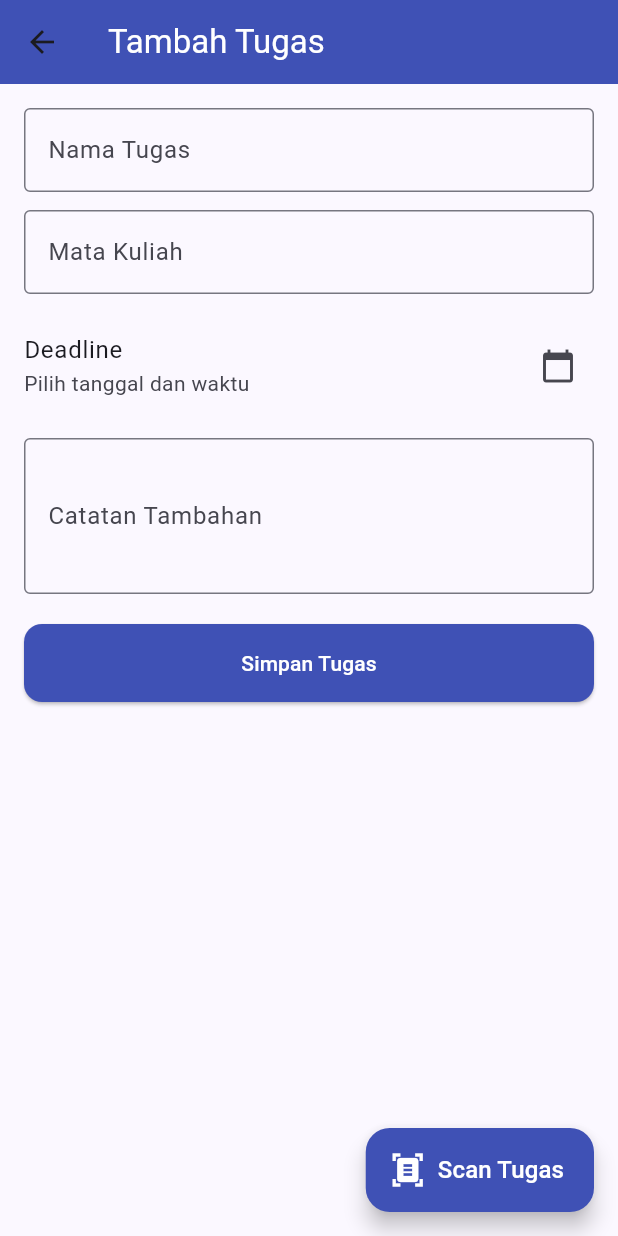
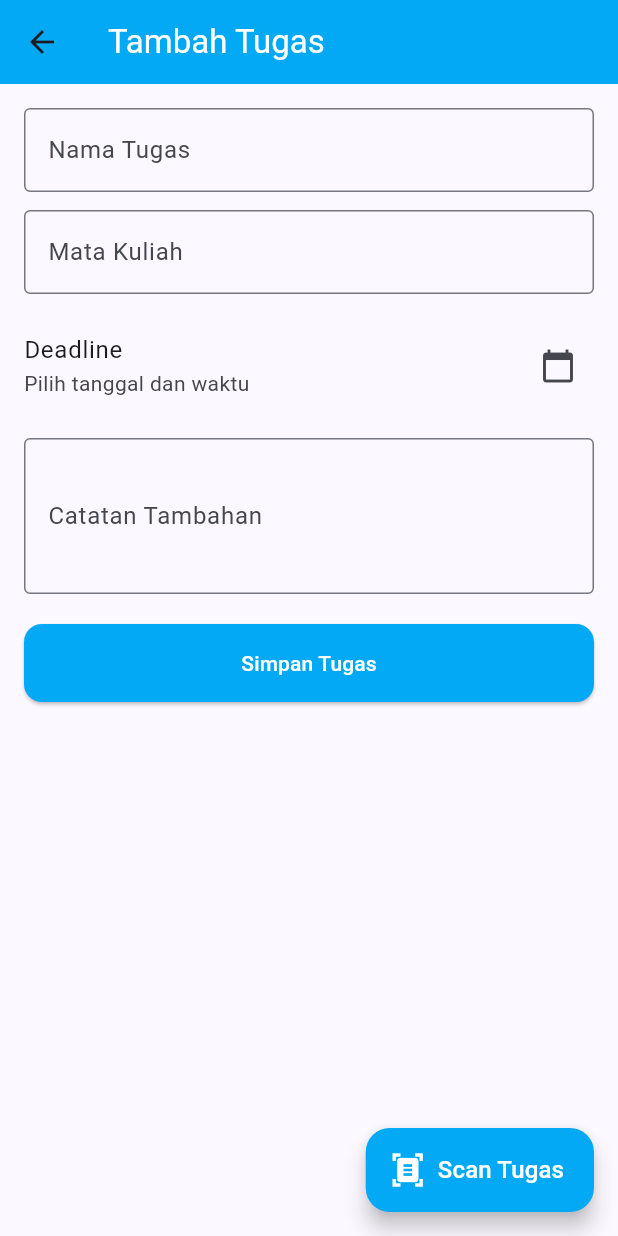
Before and after one commit to Devanhahaha/Tugas-Besar, a Flutter app: the HomeScreen screen opened directly, after a tap on "Tambah Tugas", on a phone screen of 412 x 824 dp. Run offline on Flutter 3.47's test engine with Material 3 defaults, Android fonts, the light colour scheme and no system bars; our stand-ins replace camera, flutter_local_notifications, image_picker, permission_handler, shared_preferences, sqflite and 2 more; missing offline and left inert: google_mlkit_text_recognition; accounts and stored records are empty.

Commit message:
ubah warna lightblue

```diff
--- a/lib/screens/add_edit_task_screen.dart
+++ b/lib/screens/add_edit_task_screen.dart
@@ -189,7 +189,7 @@ Future<void> _loadUser() async {
       appBar: AppBar(
         title: Text(isEdit ? 'Edit Tugas' : 'Tambah Tugas',
             style: TextStyle(color: Colors.white)),
-        backgroundColor: Colors.indigo,
+        backgroundColor: Colors.lightBlue,
         actions: isEdit
             ? [
                 IconButton(
@@ -250,7 +250,7 @@ Future<void> _loadUser() async {
               ElevatedButton(
                 onPressed: _saveTask,
                 style: ElevatedButton.styleFrom(
-                  backgroundColor: Colors.indigo,
+                  backgroundColor: Colors.lightBlue,
                   shape: RoundedRectangleBorder(
                       borderRadius: BorderRadius.circular(12)),
                   padding: const EdgeInsets.symmetric(vertical: 16),
@@ -271,7 +271,7 @@ Future<void> _loadUser() async {
         },
         label: const Text('Scan Tugas', style: TextStyle(fontSize: 16, color: Colors.white)),
         icon: const Icon(Icons.document_scanner, color: Colors.white),
-        backgroundColor: Colors.indigo,
+        backgroundColor: Colors.lightBlue,
       ),
     );
   }
--- a/lib/screens/calender_screen.dart
+++ b/lib/screens/calender_screen.dart
@@ -132,7 +132,7 @@ class _CalendarScreenState extends State<CalendarScreen> {
     return Scaffold(
       appBar: AppBar(
         title: const Text('Kalender Mingguan', style: TextStyle(color: Colors.white)),
-        backgroundColor: Colors.indigo,
+        backgroundColor: Colors.lightBlue,
       ),
       body: Column(
         children: [
@@ -205,7 +205,7 @@ class _CalendarScreenState extends State<CalendarScreen> {
                         leading: event.contains("Kuliah")
                             ? const Icon(Icons.school, color: Colors.blueAccent)
                             : const Icon(Icons.assignment,
-                                color: Colors.indigo),
+                                color: Colors.lightBlue),
                         title: Text(event),
                       );
                     },
--- a/lib/screens/complete_tasks_screen.dart
+++ b/lib/screens/complete_tasks_screen.dart
@@ -46,7 +46,7 @@ class _CompletedTasksScreenState extends State<CompletedTasksScreen> {
       backgroundColor: Colors.grey[100],
       appBar: AppBar(
         title: const Text('Riwayat Tugas', style: TextStyle(color: Colors.white)),
-        backgroundColor: Colors.indigo,
+        backgroundColor: Colors.lightBlue,
       ),
       body: Padding(
         padding: const EdgeInsets.all(16.0),
--- a/lib/screens/home_screen.dart
+++ b/lib/screens/home_screen.dart
@@ -86,7 +86,7 @@ class _HomeScreenState extends State<HomeScreen> {
           'Student Task Manager',
           style: TextStyle(color: Colors.white),
         ),
-        backgroundColor: Colors.indigo,
+        backgroundColor: Colors.lightBlue, // warna biru muda
         centerTitle: true,
         actions: [
           PopupMenuButton<String>(
@@ -168,7 +168,7 @@ class _HomeScreenState extends State<HomeScreen> {
               style: TextStyle(
                   fontSize: 22,
                   fontWeight: FontWeight.bold,
-                  color: Colors.indigo[800]),
+                  color: Colors.lightBlue),
             ),
             const SizedBox(height: 4),
             const Text('Filter & urutkan tugas kamu di bawah ini:',
@@ -256,7 +256,7 @@ class _HomeScreenState extends State<HomeScreen> {
                                             style: const TextStyle(
                                               fontSize: 18,
                                               fontWeight: FontWeight.bold,
-                                              color: Colors.indigo,
+                                              color: Colors.lightBlue,
                                             ),
                                           ),
                                         ),
@@ -347,7 +347,7 @@ class _HomeScreenState extends State<HomeScreen> {
           if (result == true && userId != null)
             await taskProvider.loadTasksByUser(userId!);
         },
-        backgroundColor: Colors.indigo,
+        backgroundColor: Colors.lightBlue,
         icon: const Icon(Icons.add, color: Colors.white),
         label:
             const Text('Tambah Tugas', style: TextStyle(color: Colors.white)),
--- a/lib/screens/live_scan_task_screen.dart
+++ b/lib/screens/live_scan_task_screen.dart
@@ -123,7 +123,7 @@ class _LiveScanTaskScreenState extends State<LiveScanTaskScreen> {
     return Scaffold(
       appBar: AppBar(
         title: const Text("Scan Langsung"),
-        backgroundColor: Colors.indigo,
+        backgroundColor: Colors.lightBlue,
       ),
       body: Stack(
         children: [
@@ -147,7 +147,7 @@ class _LiveScanTaskScreenState extends State<LiveScanTaskScreen> {
         onPressed: _captureAndScan,
         icon: const Icon(Icons.camera),
         label: const Text("Scan Sekarang"),
-        backgroundColor: Colors.indigo,
+        backgroundColor: Colors.lightBlue,
       ),
       floatingActionButtonLocation: FloatingActionButtonLocation.centerFloat,
     );
--- a/lib/screens/ocr_preview_screen.dart
+++ b/lib/screens/ocr_preview_screen.dart
@@ -16,7 +16,7 @@ class OCRPreviewScreen extends StatelessWidget {
     return Scaffold(
       appBar: AppBar(
         title: const Text('Validasi Hasil OCR'),
-        backgroundColor: Colors.indigo,
+        backgroundColor: Colors.lightBlue,
       ),
       body: Padding(
         padding: const EdgeInsets.all(16.0),
--- a/lib/screens/scan_task_screen.dart
+++ b/lib/screens/scan_task_screen.dart
@@ -71,7 +71,7 @@ class _ScanTaskScreenState extends State<ScanTaskScreen> {
     return Scaffold(
       appBar: AppBar(
         title: const Text('Scan Tugas dari Kamera/Gambar', style: TextStyle(color: Colors.white)),
-        backgroundColor: Colors.indigo,
+        backgroundColor: Colors.lightBlue,
       ),
       body: Padding(
         padding: const EdgeInsets.all(16.0),
```
